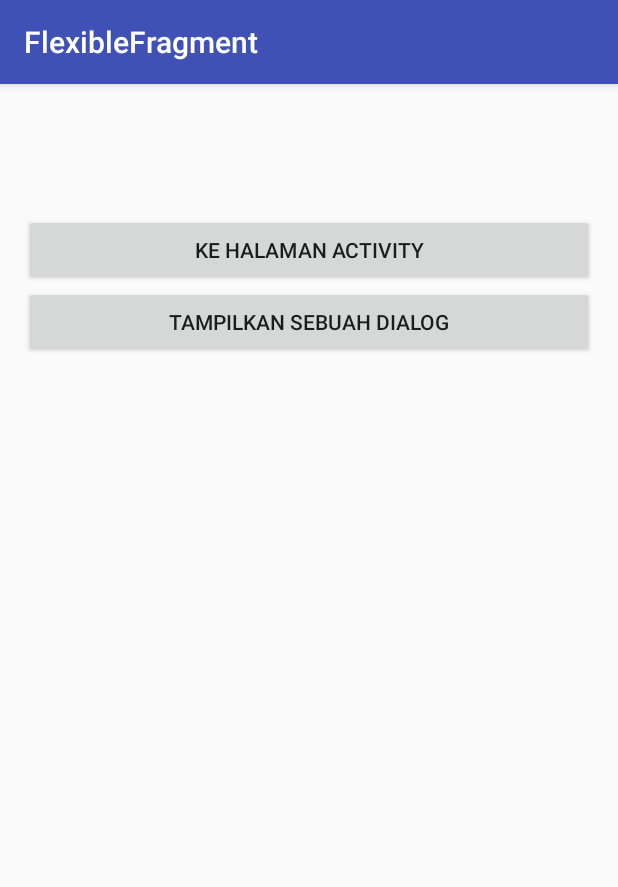
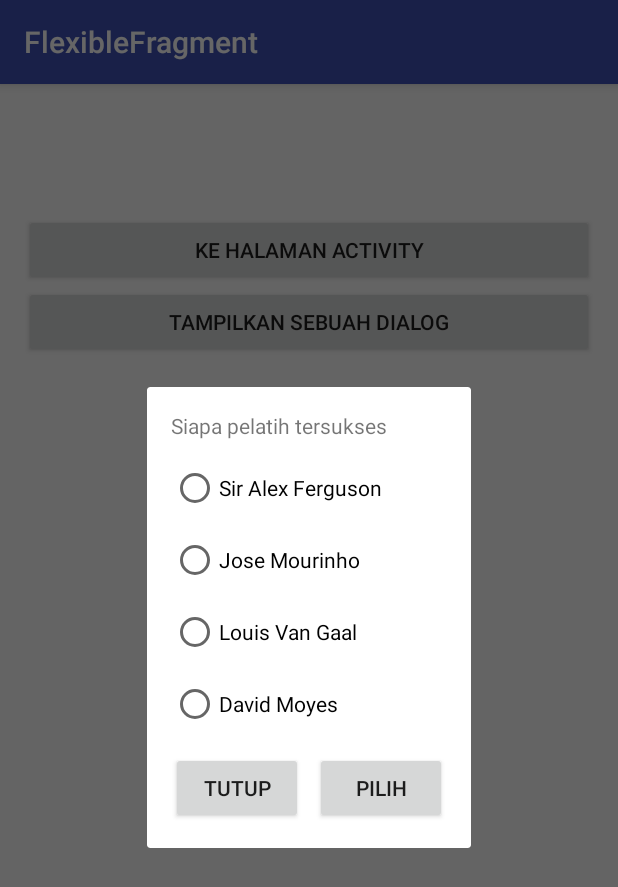
Before and after one commit to soniwijaya/fragment-component-android, an Android app: the fragment DetailCategoryFragment placed in its activity, after a tap on "TAMPILKAN SEBUAH DIALOG", on a phone screen of 412 x 824 dp. Shown: the top 887 px of the screen. Run offline under Robolectric (Android 15) with nearby library versions, the phone set to English and light mode, and no system bars; 1 statement that could not run was skipped.

Commit message:
fragment with dialog and bring data from radio button

```diff
--- a/app/src/main/AndroidManifest.xml
+++ b/app/src/main/AndroidManifest.xml
@@ -16,6 +16,7 @@
                 <category android:name="android.intent.category.LAUNCHER" />
             </intent-filter>
         </activity>
+        <activity android:name=".ProfileActivity"></activity>
     </application>
 
 </manifest>
--- a/app/src/main/java/com/wijaya/soni/flexiblefragment/DetailCategoryFragment.java
+++ b/app/src/main/java/com/wijaya/soni/flexiblefragment/DetailCategoryFragment.java
@@ -1,14 +1,17 @@
 package com.wijaya.soni.flexiblefragment;
 
 
+import android.content.Intent;
 import android.os.Bundle;
 import android.support.annotation.Nullable;
 import android.support.v4.app.Fragment;
+import android.support.v4.app.FragmentManager;
 import android.view.LayoutInflater;
 import android.view.View;
 import android.view.ViewGroup;
 import android.widget.Button;
 import android.widget.TextView;
+import android.widget.Toast;
 
 
 /**
@@ -59,8 +62,19 @@ public class DetailCategoryFragment extends Fragment implements View.OnClickList
     public void onClick(View v) {
         switch (v.getId()){
             case R.id.btn_profile:
+                Intent mIntent = new Intent(getActivity(), ProfileActivity.class);
+                startActivity(mIntent);
                 break;
             case R.id.btn_show_dialog:
+                OptionDialogFragment mOptionDialogFragment = new OptionDialogFragment();
+                mOptionDialogFragment.setOnOptionDialogListener(new OptionDialogFragment.OnOptionDialogListener(){
+                    @Override
+                    public void onOptionChoosen(String text) {
+                        Toast.makeText(getActivity(), text, Toast.LENGTH_SHORT).show();
+                    }
+                });
+                FragmentManager mFragmentManager = getChildFragmentManager();
+                mOptionDialogFragment.show(mFragmentManager, OptionDialogFragment.class.getSimpleName());
                 break;
         }
     }
--- /dev/null
+++ b/app/src/main/java/com/wijaya/soni/flexiblefragment/OnOptionDialogListener.java
@@ -0,0 +1,4 @@
+package com.wijaya.soni.flexiblefragment;
+
+class OnOptionDialogListener {
+}
--- /dev/null
+++ b/app/src/main/java/com/wijaya/soni/flexiblefragment/OptionDialogFragment.java
@@ -0,0 +1,87 @@
+package com.wijaya.soni.flexiblefragment;
+
+
+import android.os.Bundle;
+import android.support.v4.app.DialogFragment;
+import android.support.v4.app.Fragment;
+import android.view.LayoutInflater;
+import android.view.View;
+import android.view.ViewGroup;
+import android.widget.Button;
+import android.widget.RadioButton;
+import android.widget.RadioGroup;
+
+
+/**
+ * A simple {@link Fragment} subclass.
+ */
+public class OptionDialogFragment extends DialogFragment implements View.OnClickListener{
+    private Button btnChoose, btnClose;
+    private RadioGroup rgOptions;
+    private RadioButton rbSaf, rbMou, rbLvg, rbMoyes;
+    private OnOptionDialogListener onOptionDialogListener;
+
+    public OptionDialogFragment() {
+        // Required empty public constructor
+    }
+
+    public OnOptionDialogListener getOnOptionDialogListener() {
+        return onOptionDialogListener;
+    }
+
+    public void setOnOptionDialogListener(OnOptionDialogListener onOptionDialogListener) {
+        this.onOptionDialogListener = onOptionDialogListener;
+    }
+
+    @Override
+    public View onCreateView(LayoutInflater inflater, ViewGroup container,
+                             Bundle savedInstanceState) {
+        // Inflate the layout for this fragment
+        View view = inflater.inflate(R.layout.fragment_option_dialog, container, false);
+        btnChoose = (Button)view.findViewById(R.id.btn_choose);
+        btnChoose.setOnClickListener(this);
+        btnClose = (Button)view.findViewById(R.id.btn_close);
+        btnClose.setOnClickListener(this);
+
+        rgOptions = (RadioGroup)view.findViewById(R.id.rg_options);
+        rbSaf = (RadioButton)view.findViewById(R.id.rb_saf);
+        rbLvg = (RadioButton)view.findViewById(R.id.rb_lvg);
+        rbMou = (RadioButton)view.findViewById(R.id.rb_mou);
+        rbMoyes = (RadioButton)view.findViewById(R.id.rb_moyes);
+        return view;
+    }
+
+    @Override
+    public void onClick(View v) {
+        switch (v.getId()){
+            case R.id.btn_close:
+                getDialog().cancel();
+                break;
+            case R.id.btn_choose:
+                int checkedRadioButtonId = rgOptions.getCheckedRadioButtonId();
+                if (checkedRadioButtonId != -1){
+                    String coach = null;
+                    switch (checkedRadioButtonId) {
+                        case R.id.rb_saf:
+                            coach = rbSaf.getText().toString().trim();
+                            break;
+                        case R.id.rb_mou:
+                            coach = rbMou.getText().toString().trim();
+                            break;
+                        case R.id.rb_lvg:
+                            coach = rbLvg.getText().toString().trim();
+                            break;
+                        case R.id.rb_moyes:
+                            coach = rbMoyes.getText().toString().trim();
+                            break;
+                    }
+                    getOnOptionDialogListener().onOptionChoosen(coach);
+                    getDialog().cancel();
+                }
+            break;
+        }
+    }
+    public interface OnOptionDialogListener{
+        void onOptionChoosen(String text);
+    }
+}
--- /dev/null
+++ b/app/src/main/res/layout/fragment_option_dialog.xml
@@ -0,0 +1,83 @@
+<?xml version="1.0" encoding="utf-8"?>
+<FrameLayout xmlns:android="http://schemas.android.com/apk/res/android"
+    xmlns:tools="http://schemas.android.com/tools"
+    android:layout_width="match_parent"
+    android:layout_height="match_parent"
+    tools:context=".OptionDialogFragment">
+
+    <LinearLayout xmlns:android="http://schemas.android.com/apk/res/android"
+        xmlns:tools="http://schemas.android.com/tools"
+        android:layout_width="match_parent"
+        android:layout_height="match_parent"
+        android:orientation="vertical"
+        android:padding="@dimen/activity_vertical_margin"
+        tools:context="com.wijaya.soni.flexiblefragment.OptionDialogFragment">
+
+        <TextView
+            android:layout_width="match_parent"
+            android:layout_height="wrap_content"
+            android:text="Siapa pelatih tersukses"
+            android:layout_marginBottom="@dimen/activity_vertical_margin" />
+
+        <RadioGroup
+            android:id="@+id/rg_options"
+            android:layout_width="match_parent"
+            android:layout_height="wrap_content"
+            android:orientation="vertical" >
+
+            <RadioButton
+                android:id="@+id/rb_saf"
+                android:layout_width="match_parent"
+                android:layout_height="wrap_content"
+                android:text="Sir Alex Ferguson"
+                android:layout_marginBottom="@dimen/activity_vertical_margin" />
+
+            <RadioButton
+                android:id="@+id/rb_mou"
+                android:layout_width="match_parent"
+                android:layout_height="wrap_content"
+                android:text="Jose Mourinho"
+                android:layout_marginBottom="@dimen/activity_vertical_margin" />
+
+            <RadioButton
+                android:id="@+id/rb_lvg"
+                android:layout_width="match_parent"
+                android:layout_height="wrap_content"
+                android:text="Louis Van Gaal"
+                android:layout_marginBottom="@dimen/activity_vertical_margin" />
+
+            <RadioButton
+                android:id="@+id/rb_moyes"
+                android:layout_width="match_parent"
+                android:layout_height="wrap_content"
+                android:text="David Moyes"
+                android:layout_marginBottom="@dimen/activity_vertical_margin" />
+
+        </RadioGroup>
+
+        <LinearLayout
+            android:layout_width="match_parent"
+            android:layout_height="wrap_content"
+            android:orientation="horizontal">
+
+            <Button
+                android:id="@+id/btn_close"
+                android:layout_width="match_parent"
+                android:layout_height="wrap_content"
+                android:layout_weight="0.5"
+                android:text="Tutup"
+                android:layout_marginRight="4dp" />
+
+            <Button
+                android:id="@+id/btn_choose"
+                android:layout_width="match_parent"
+                android:layout_height="wrap_content"
+                android:layout_weight="0.5"
+                android:text="Pilih"
+                android:layout_marginLeft="4dp" />
+
+        </LinearLayout>
+
+    </LinearLayout>
+
+</FrameLayout>
```
Also changed, not shown: app/src/main/java/com/wijaya/soni/flexiblefragment/ProfileActivity.java (added, +13 -0 lines), app/src/main/res/layout/activity_profile.xml (added, +26 -0 lines).
